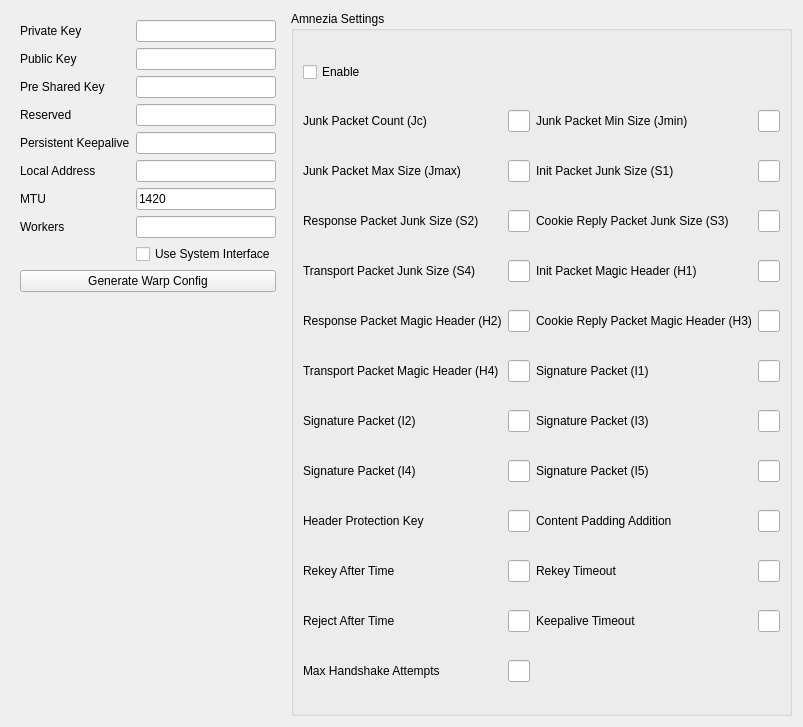
First picture: the form in upstream/include/ui/profile/edit_wireguard.ui, repository hopol/throne-mirror, before the edit.
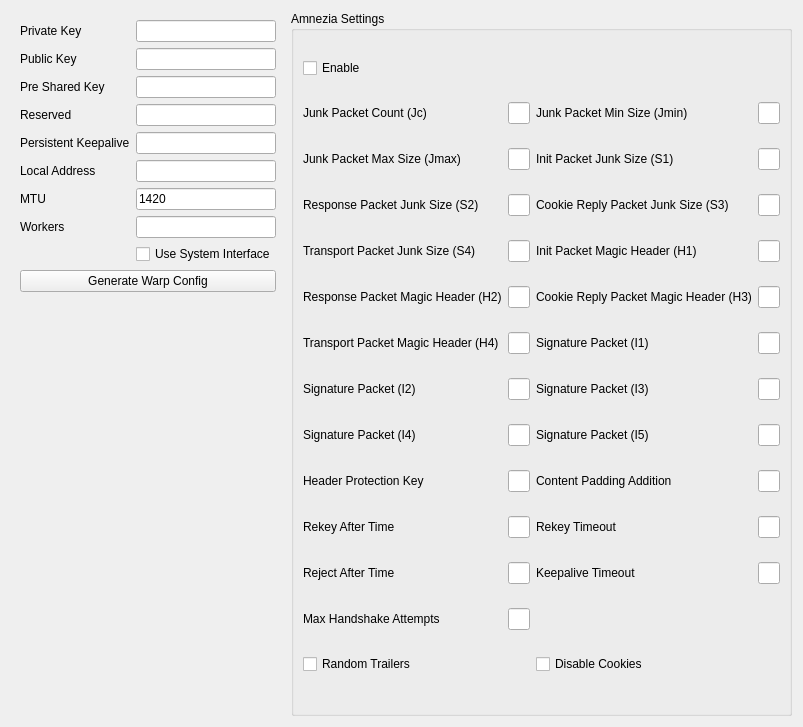
Second picture: the form after the edit.

Diff of the .ui file:
```diff
--- a/upstream/include/ui/profile/edit_wireguard.ui
+++ b/upstream/include/ui/profile/edit_wireguard.ui
@@ -394,6 +394,26 @@
       <item row="23" column="1">
        <widget class="QLineEdit" name="max_handshake_attempts"/>
       </item>
+      <item row="25" column="0" colspan="2">
+       <widget class="QCheckBox" name="random_trailers">
+        <property name="toolTip">
+         <string>&lt;html&gt;&lt;head/&gt;&lt;body&gt;&lt;p&gt;AmneziaWG 3.1. Appends a random trailer to every packet, so message types are no longer identifiable by size.&lt;/p&gt;&lt;/body&gt;&lt;/html&gt;</string>
+        </property>
+        <property name="text">
+         <string>Random Trailers</string>
+        </property>
+       </widget>
+      </item>
+      <item row="25" column="2" colspan="2">
+       <widget class="QCheckBox" name="disable_cookies">
+        <property name="toolTip">
+         <string>&lt;html&gt;&lt;head/&gt;&lt;body&gt;&lt;p&gt;AmneziaWG 3.1. Never send cookie replies, so an under-load peer stays silent instead of answering with a fixed-size message.&lt;/p&gt;&lt;/body&gt;&lt;/html&gt;</string>
+        </property>
+        <property name="text">
+         <string>Disable Cookies</string>
+        </property>
+       </widget>
+      </item>
      </layout>
     </widget>
    </item>
```
Left out of the diff: 2 changed lines with no effect on the pictures.
